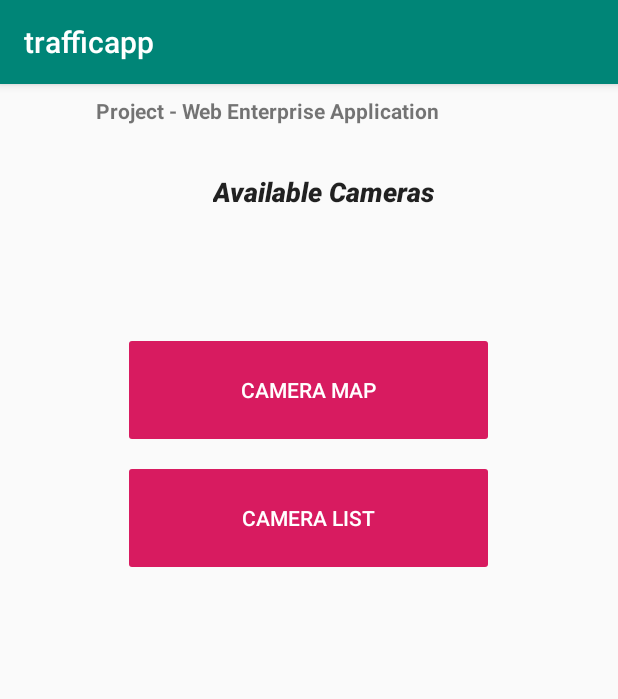
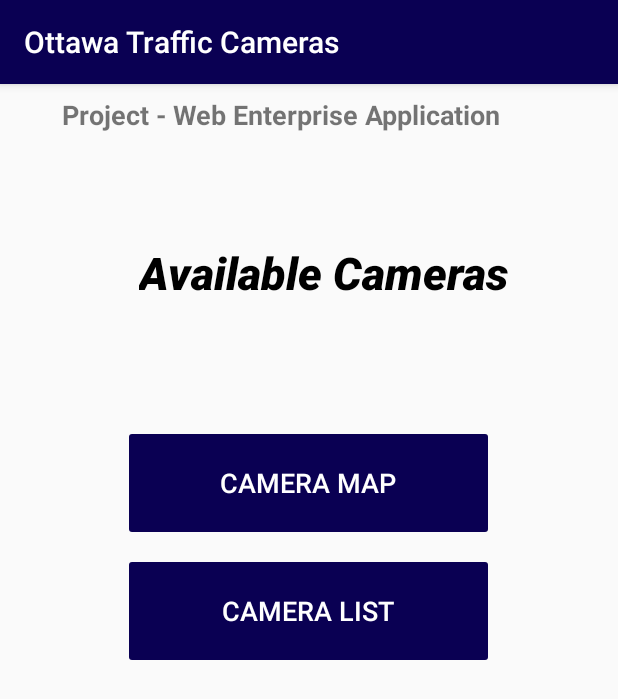
Before and after one commit to Jabberwaka/AndroidApp, an Android app: the screen it shows after launch (MainActivity), on a phone screen of 412 x 824 dp. Shown: the top 699 px of the screen. Run offline under Robolectric (Android 15) with nearby library versions, the phone set to English and light mode, and no system bars.

Commit message:
- GPS view and Camera List in one app now - Updated the GUI to look nicer - Internationalized the whole application - Removed unnecessary buttons/labels on GUI

```diff
--- a/app/src/main/AndroidManifest.xml
+++ b/app/src/main/AndroidManifest.xml
@@ -8,13 +8,13 @@
 
     <!-- Needed only if your app targets Android 5.0 (API level 21) or higher. -->
     <uses-feature android:name="android.hardware.location.gps" />
-
     <uses-feature
         android:glEsVersion="0x00020000"
         android:required="true" />
 
     <application
         android:exported="true"
+
         android:allowBackup="true"
         android:icon="@mipmap/ic_launcher"
         android:label="@string/app_name"
@@ -22,10 +22,11 @@
         android:supportsRtl="true"
         android:theme="@style/AppTheme">
 
+        <uses-library android:name="org.apache.http.legacy" android:required="false"/>
 
         <meta-data
             android:name="com.google.android.geo.API_KEY"
-            android:value="@string/google_maps_key" />
+            android:value="AIzaSyAtT6PClU3WqV3QmNRfhN6pCnSFpR3-fao" />
 
         <activity android:name=".MainActivity">
             <intent-filter>
--- a/app/src/main/java/com/example/tyler/trafficapp/DisplayCameraActivity.java
+++ b/app/src/main/java/com/example/tyler/trafficapp/DisplayCameraActivity.java
@@ -19,7 +19,7 @@ public class DisplayCameraActivity extends AppCompatActivity {
         cameraId = intent.getStringExtra("cameraId");
         setContentView(R.layout.activity_display_camera);
         TextView tv = findViewById(R.id.textView5);
-        tv.setText("Please press back again to go to the camera list page.");
+        //tv.setText("Please press back again to go to the camera list page.");
         String url = ("https://traffic.ottawa.ca/opendata/camera?c="+cameraId+"&certificate=reingatsca531122018102&id=2");
         CustomTabsIntent.Builder builder = new CustomTabsIntent.Builder();
         CustomTabsIntent customTabsIntent = builder.build();
--- a/app/src/main/res/layout/activity_display_camera.xml
+++ b/app/src/main/res/layout/activity_display_camera.xml
@@ -10,9 +10,9 @@
         android:id="@+id/textView5"
         android:layout_width="wrap_content"
         android:layout_height="wrap_content"
-        android:textStyle="bold"
-        android:text="bold"
+        android:text="@string/back_info"
+        android:textSize="40dp"
 
-        android:textSize="40dp"/>
+        android:textStyle="bold" />
 
 </LinearLayout>
--- a/app/src/main/res/layout/activity_main.xml
+++ b/app/src/main/res/layout/activity_main.xml
@@ -9,13 +9,15 @@
 
     <TextView
         android:id="@+id/textView2"
-        android:layout_width="283dp"
-        android:layout_height="43dp"
+        android:layout_width="329dp"
+        android:layout_height="89dp"
         android:layout_marginStart="8dp"
         android:layout_marginTop="8dp"
         android:layout_marginEnd="8dp"
         android:layout_marginBottom="8dp"
         android:text="@string/Project"
+        android:textAlignment="textStart"
+        android:textSize="18sp"
         android:textStyle="bold" />
 
 
@@ -26,8 +28,10 @@
         android:layout_marginStart="10dp"
         android:layout_marginBottom="80dp"
         android:text="@string/textView3"
+        android:textAllCaps="false"
         android:textAppearance="@style/TextAppearance.AppCompat.Body2"
-        android:textSize="18sp"
+        android:textColor="@color/colorPrimaryDark"
+        android:textSize="30sp"
         android:textStyle="bold|italic"
         android:typeface="normal" />
 
@@ -37,10 +41,11 @@
         style="@style/Widget.AppCompat.Button.Colored"
         android:layout_width="247dp"
         android:layout_height="77dp"
+        android:layout_marginTop="1dp"
         android:onClick="viewMap"
         android:stateListAnimator="@mipmap/ic_launcher_round"
         android:text="@string/Camera_Map"
-    android:layout_marginTop="1dp"/>
+        android:textSize="18sp" />
 
     <Button
         android:id="@+id/button2"
@@ -52,7 +57,8 @@
         android:layout_marginEnd="8dp"
         android:onClick="viewCamList"
         android:stateListAnimator="@mipmap/ic_launcher_round"
-        android:text="@string/List_View" />
+        android:text="@string/List_View"
+        android:textSize="18sp" />
 
 
 </LinearLayout>
--- a/app/src/main/res/values/colors.xml
+++ b/app/src/main/res/values/colors.xml
@@ -1,6 +1,6 @@
 <?xml version="1.0" encoding="utf-8"?>
 <resources>
-    <color name="colorPrimary">#008577</color>
-    <color name="colorPrimaryDark">#00574B</color>
-    <color name="colorAccent">#D81B60</color>
+    <color name="colorPrimary">#0a0053</color>
+    <color name="colorPrimaryDark">#000000</color>
+    <color name="colorAccent">#0a0053</color>
 </resources>
--- a/app/src/main/res/values/google_maps_api.xml
+++ b/app/src/main/res/values/google_maps_api.xml
@@ -20,5 +20,5 @@
     Once you have your key (it starts with "AIza"), replace the "google_maps_key"
     string in this file.
     -->
-    <string name="google_maps_key" templateMergeStrategy="preserve" translatable="false">AIzaSyANTskfVS0Pv9N48Py5BxoUDvFkjdIo-Lw</string>
+    <string name="google_maps_key" templateMergeStrategy="preserve" translatable="false">AIzaSyAtT6PClU3WqV3QmNRfhN6pCnSFpR3-fao</string>
 </resources>
--- a/app/src/main/res/values/strings.xml
+++ b/app/src/main/res/values/strings.xml
@@ -1,7 +1,8 @@
 <resources>
-    <string name="app_name">trafficapp</string>
+    <string name="app_name">Ottawa Traffic Cameras</string>
     <string name="title_activity_maps">MyApp</string>
     <string name="title">title</string>
+    <string name="back_info">Please press back again to go to the camera list page.</string>
 
 
     <string name="normal_map">Map</string>
```
Also changed, not shown: 1 other file.
